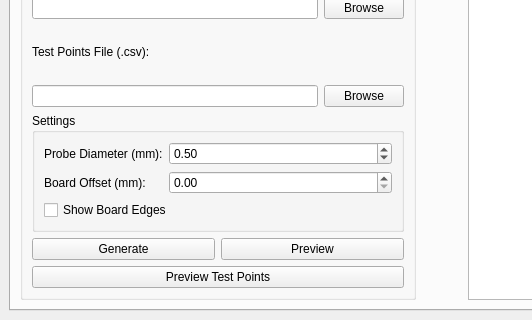
Before: the Qt Designer form ui/PCB2Gcode.ui in yazidta/PCB2Gcode, drawn with Qt 5; both pictures show x 0 to 532 and y 400 to 720 of the 1280 by 720 pixel window.
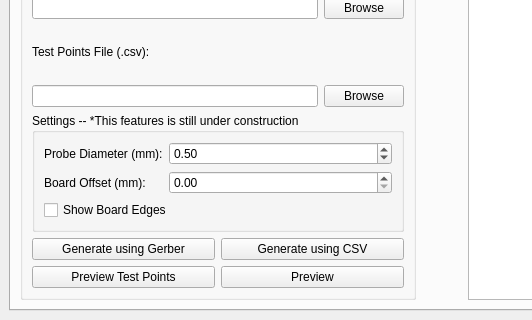
After: the same form once the commit is applied. Icons and pictures are not drawn.

Commit message:
(Cpp): Modify onGenerate() method in 'PCB2Gcode' and Add onGenerateFromGerber , (UI): Add generateFromGerber button
- Renamed old onGenrate method to onGenerateFromCSV.
- Added new method 'onGenerateFromGerber' in PCB2Gcode. You only need to upload copper layer for this method.

```diff
--- a/ui/PCB2Gcode.ui
+++ b/ui/PCB2Gcode.ui
@@ -163,7 +163,7 @@
            <item>
             <widget class="QGroupBox" name="settingsGroup">
              <property name="title">
-              <string>Settings</string>
+              <string>Settings -- *This features is still under construction</string>
              </property>
              <layout class="QFormLayout" name="formLayout">
               <item row="0" column="0">
@@ -207,25 +207,39 @@
                <item>
                 <widget class="QPushButton" name="generateButton">
                  <property name="text">
-                  <string>Generate</string>
+                  <string>Generate using Gerber</string>
                  </property>
                 </widget>
                </item>
                <item>
-                <widget class="QPushButton" name="previewButton">
+                <widget class="QPushButton" name="generateCSVButton">
                  <property name="text">
-                  <string>Preview</string>
+                  <string>Generate using CSV</string>
                  </property>
                 </widget>
                </item>
               </layout>
              </item>
+             <item>
+              <layout class="QHBoxLayout" name="horizontalLayout_2">
+               <property name="topMargin">
+                <number>0</number>
+               </property>
              <item>
               <widget class="QPushButton" name="previewTestPointsButton">
                <property name="text">
                 <string>Preview Test Points</string>
                </property>
               </widget>
+               </item>
+               <item>
+                <widget class="QPushButton" name="previewButton">
+                 <property name="text">
+                  <string>Preview</string>
+                 </property>
+                </widget>
+               </item>
+              </layout>
              </item>
             </layout>
            </item>
```
Left out of the diff: 2 changed lines with no effect on the pictures. Lines whose indentation alone changed are shown as unchanged. The commit also changes 6 other files.
